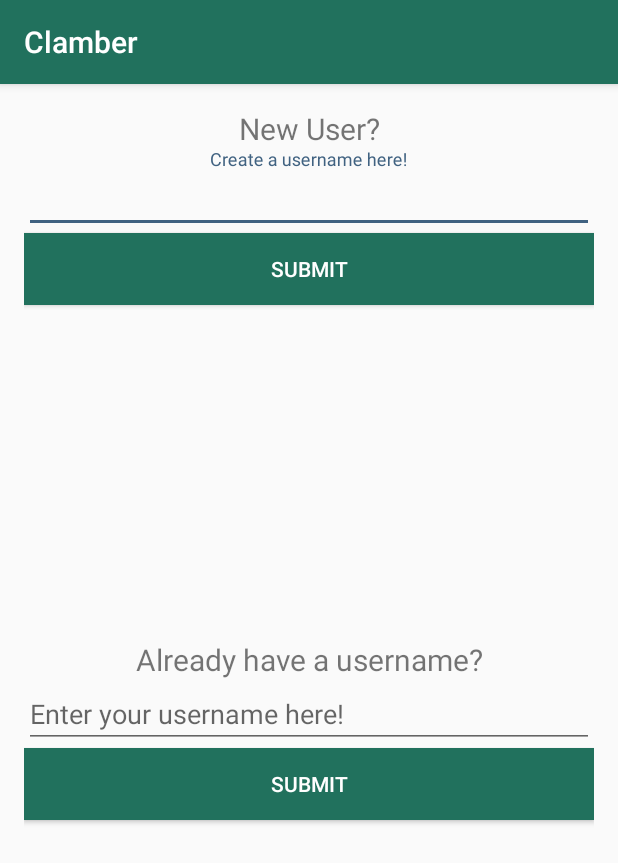
After one commit to rachelbock/climbing-app, an Android app: the LoginActivity screen opened directly, with no data from a screen before it, on a phone screen of 412 x 824 dp. The commit adds this screen. Shown: the top 863 px of the screen. Run offline under Robolectric (Android 15) with nearby library versions, the phone set to English and light mode, and no system bars.

Commit message:
Rearrangement of project to include login activity.
- Created a login activity to create and enter a user name.
- Created a local database to store user information from the user dialog fragment.
- Determined that it would be best to store data on external database.

```diff
--- a/app/build.gradle
+++ b/app/build.gradle
@@ -27,4 +27,5 @@ dependencies {
     compile 'com.jakewharton:butterknife:7.0.1'
     compile "com.android.support:recyclerview-v7:23.2.0"
     compile 'com.squareup.picasso:picasso:2.5.2'
+    compile 'com.android.support:cardview-v7:23.2.0'
 }
--- a/app/src/main/AndroidManifest.xml
+++ b/app/src/main/AndroidManifest.xml
@@ -15,6 +15,7 @@
                 <category android:name="android.intent.category.LAUNCHER" />
             </intent-filter>
         </activity>
+        <activity android:name=".Activities.LoginActivity"></activity>
     </application>
 
 </manifest>
--- /dev/null
+++ b/app/src/main/java/com/rage/clamber/Activities/LoginActivity.java
@@ -0,0 +1,14 @@
+package com.rage.clamber.Activities;
+
+import android.os.Bundle;
+import android.support.v7.app.AppCompatActivity;
+
+
+public class LoginActivity extends AppCompatActivity {
+
+    @Override
+    protected void onCreate(Bundle savedInstanceState) {
+        super.onCreate(savedInstanceState);
+        setContentView(com.rage.clamber.R.layout.activity_login);
+    }
+}
--- a/app/src/main/java/com/rage/clamber/Data/UserSQLiteHelper.java
+++ b/app/src/main/java/com/rage/clamber/Data/UserSQLiteHelper.java
@@ -31,11 +31,13 @@ public class UserSQLiteHelper extends SQLiteOpenHelper {
 
     @Override
     public void onCreate(SQLiteDatabase db) {
+        db.execSQL(User.SQL_CREATE_USERDATA);
+    }
 
-    }
 
     @Override
     public void onUpgrade(SQLiteDatabase db, int oldVersion, int newVersion) {
-
+        db.execSQL(User.SQL_DELETE_USERDATA);
+        onCreate(db);
     }
 }
--- /dev/null
+++ b/app/src/main/res/layout/activity_login.xml
@@ -0,0 +1,70 @@
+<?xml version="1.0" encoding="utf-8"?>
+<RelativeLayout xmlns:android="http://schemas.android.com/apk/res/android"
+    xmlns:tools="http://schemas.android.com/tools"
+    android:layout_width="match_parent"
+    android:layout_height="match_parent"
+    xmlns:app="http://schemas.android.com/apk/res-auto"
+    android:paddingBottom="@dimen/activity_vertical_margin"
+    android:paddingLeft="@dimen/activity_horizontal_margin"
+    android:paddingRight="@dimen/activity_horizontal_margin"
+    android:paddingTop="@dimen/activity_vertical_margin"
+    tools:context="com.rage.clamber.Activities.LoginActivity">
+    <TextView
+        android:id="@+id/login_activity_new_user_text"
+        android:layout_width="match_parent"
+        android:layout_height="wrap_content"
+        android:text="@string/new_user"
+        android:textSize="20sp"
+        android:textAlignment="center"
+        />
+    <android.support.design.widget.TextInputLayout
+        android:id="@+id/login_activity_new_user_edit_text"
+        android:layout_width="match_parent"
+        android:layout_height="wrap_content"
+        android:layout_below="@id/login_activity_new_user_text"
+        >
+        <android.support.design.widget.TextInputEditText
+            android:layout_width="match_parent"
+            android:layout_height="wrap_content"
+            android:hint="@string/create_username_here"
+            android:gravity="center"
+            />
+    </android.support.design.widget.TextInputLayout>
+    <Button
+        android:id="@+id/login_activity_submit_new_user_button"
+        android:layout_width="match_parent"
+        android:layout_height="wrap_content"
+        android:text="@string/submit_button_text"
+        android:textColor="@android:color/white"
+        android:layout_below="@id/login_activity_new_user_edit_text"
+        android:background="@color/clamberMainText"
+        android:layout_marginBottom="15dp"
+        />
+        <TextView
+            android:id="@+id/login_activity_already_user_text_view"
+            android:layout_width="match_parent"
+            android:layout_height="wrap_content"
+            android:text="@string/already_have_username"
+            android:layout_centerInParent="true"
+            android:textSize="20sp"
+            android:textAlignment="center"
+            />
+    <EditText
+        android:id="@+id/login_activity_already_user_edit_text"
+        android:layout_width="match_parent"
+        android:layout_height="wrap_content"
+        android:layout_below="@id/login_activity_already_user_text_view"
+        android:hint="@string/enter_username_here"
+        />
+    <Button
+        android:id="@+id/login_activity_submit_already_user_button"
+        android:layout_width="match_parent"
+        android:layout_height="wrap_content"
+        android:text="@string/submit_button_text"
+        android:textColor="@android:color/white"
+        android:layout_below="@id/login_activity_already_user_edit_text"
+        android:background="@color/clamberMainText"
+        android:layout_marginBottom="15dp"
+        />
+
+</RelativeLayout>
--- a/app/src/main/res/values/strings.xml
+++ b/app/src/main/res/values/strings.xml
@@ -23,4 +23,14 @@
     <string name="title_activity_wall_sections">WallSectionsActivity</string>
     <string name="climb_row_comments">Comments</string>
     <string name="recommendations">Recommendations</string>
+    <string name="height_feet">Height (feet)</string>
+    <string name="height_inches">Height (inches)</string>
+    <string name="preferences">Preferences</string>
+    <string name="title_activity_login">LoginActivity</string>
+    <string name="new_user_hint_text">New User? Enter a username here!</string>
+    <string name="submit_button_text">Submit</string>
+    <string name="already_have_username">Already have a username?</string>
+    <string name="enter_username_here">Enter your username here!</string>
+    <string name="new_user">New User?</string>
+    <string name="create_username_here">Create a username here!</string>
 </resources>
```
Also changed, not shown: app/src/main/java/com/rage/clamber/Data/User.java (renamed from app/src/main/java/com/rage/clamber/Data/UserData.java, +13 -18 lines), app/src/main/java/com/rage/clamber/Fragments/UserInfoDialogFragment.java (+20 -6 lines), app/src/main/res/layout/fragment_user_info.xml (+7 -7 lines), app/src/main/res/layout/fragment_user_info_dialog.xml (+22 -6 lines).
